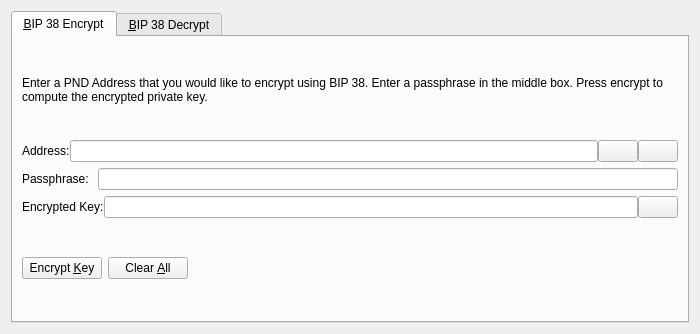
Qt form src/qt/forms/bip38tooldialog.ui (cryptoghass/source-V1.2) before a commit.
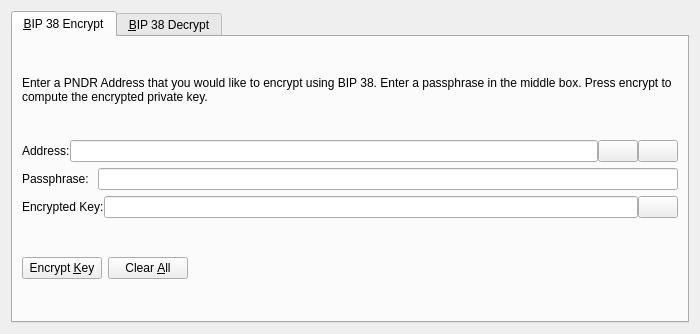
The same form after that commit. The open tabs and pages were chosen to show the change. Icons and pictures are not drawn. Custom widgets are drawn as their Qt base class.

The edit to the form file:
```diff
--- a/src/qt/forms/bip38tooldialog.ui
+++ b/src/qt/forms/bip38tooldialog.ui
@@ -30,7 +30,7 @@
        <item>
         <widget class="QLabel" name="infoLabel_ENC">
          <property name="text">
-          <string>Enter a PND Address that you would like to encrypt using BIP 38. Enter a passphrase in the middle box. Press encrypt to compute the encrypted private key.</string>
+          <string>Enter a PNDR Address that you would like to encrypt using BIP 38. Enter a passphrase in the middle box. Press encrypt to compute the encrypted private key.</string>
          </property>
          <property name="textFormat">
           <enum>Qt::PlainText</enum>
```
Left out of the diff: 8 changed lines with no effect on the pictures.
